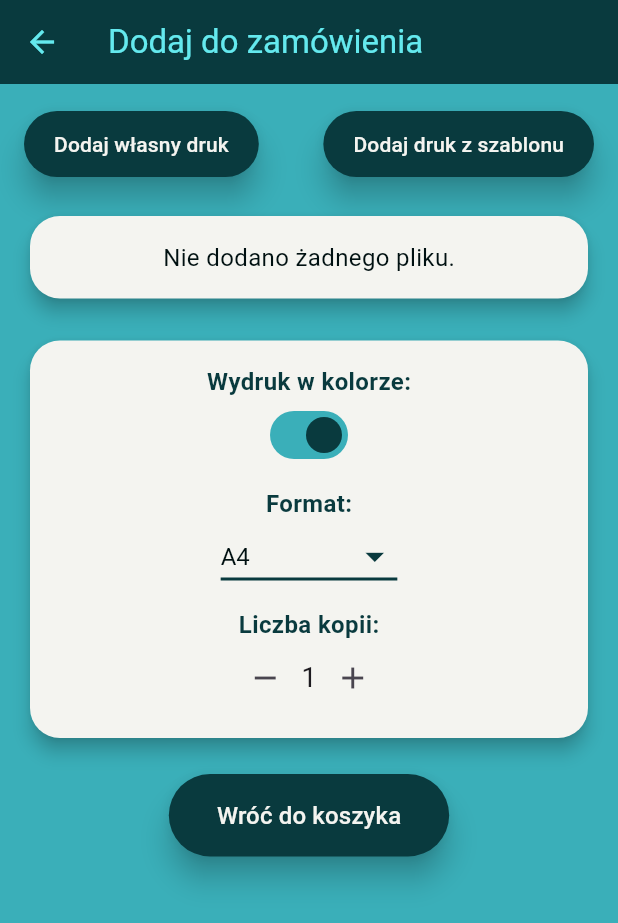
After one commit to qufocdz/DrukomatAPK, a Flutter app: the AddToOrderPage screen opened directly, on a phone screen of 412 x 824 dp. The commit adds this screen. Shown: the top 923 px of the screen. Run offline on Flutter 3.47's test engine with Material 3 defaults, Android fonts, the phone set to English and light mode, and no system bars; our stand-ins replace file_picker, google_maps_flutter; missing offline and left inert: mongo_dart.

Commit message:
troche do dodawania zamowien

```diff
--- /dev/null
+++ b/lib/add_to_order_page.dart
@@ -0,0 +1,291 @@
+import 'package:flutter/material.dart';
+import 'package:file_picker/file_picker.dart';
+import 'globals.dart';
+
+class AddToOrderPage extends StatefulWidget {
+  const AddToOrderPage({Key? key}) : super(key: key);
+
+  @override
+  State<AddToOrderPage> createState() => _AddToOrderPageState();
+}
+
+class _AddToOrderPageState extends State<AddToOrderPage> {
+  String? attachedFileName;
+  bool isColorPrint = true; // Default is color print
+  String selectedFormat = 'A4'; // Default format is A4
+  int numberOfCopies = 1; // Default number of copies
+
+  Future<void> _pickFile() async {
+    try {
+      FilePickerResult? result = await FilePicker.platform.pickFiles();
+
+      if (result != null) {
+        PlatformFile file = result.files.first;
+        setState(() {
+          attachedFileName = file.name;
+        });
+      } else {
+        print("No file picked.");
+      }
+    } catch (e) {
+      print("An error occurred: $e");
+    }
+  }
+
+  // Function to handle changes in number of copies
+  void _changeCopies(bool increase) {
+    setState(() {
+      if (increase) {
+        numberOfCopies++;
+      } else if (numberOfCopies > 1) {
+        numberOfCopies--;
+      }
+    });
+  }
+
+  @override
+  Widget build(BuildContext context) {
+    return Scaffold(
+      backgroundColor: const Color(verdigris), // Background color
+      appBar: AppBar(
+        title: const Text("Dodaj do zamówienia"),
+        backgroundColor: const Color(midnightGreen), // Use midnightGreen
+        foregroundColor: const Color(electricBlue), // Use electricBlue
+      ),
+      body: Padding(
+        padding: const EdgeInsets.all(16.0),
+        child: Column(
+          crossAxisAlignment: CrossAxisAlignment.start,
+          children: [
+            // Buttons at the top
+            Row(
+              mainAxisAlignment: MainAxisAlignment.spaceBetween,
+              children: [
+                ElevatedButton(
+                  onPressed: _pickFile,
+                  style: ElevatedButton.styleFrom(
+                    backgroundColor:
+                        const Color(midnightGreen), // Button background color
+                    foregroundColor: const Color(beige), // Button text color
+                    padding: const EdgeInsets.symmetric(
+                        horizontal: 20, vertical: 12),
+                    shape: RoundedRectangleBorder(
+                      borderRadius:
+                          BorderRadius.circular(25), // More rounded corners
+                    ),
+                    elevation: 8, // Elevated shadow for better depth
+                  ),
+                  child: const Text(
+                    "Dodaj własny druk",
+                    style: TextStyle(fontSize: 14), // Smaller font size
+                  ),
+                ),
+                ElevatedButton(
+                  onPressed: () {
+                    // Does nothing for now
+                  },
+                  style: ElevatedButton.styleFrom(
+                    backgroundColor:
+                        const Color(midnightGreen), // Button background color
+                    foregroundColor: const Color(beige), // Button text color
+                    padding: const EdgeInsets.symmetric(
+                        horizontal: 20, vertical: 12),
+                    shape: RoundedRectangleBorder(
+                      borderRadius:
+                          BorderRadius.circular(25), // More rounded corners
+                    ),
+                    elevation: 8, // Elevated shadow for better depth
+                  ),
+                  child: const Text(
+                    "Dodaj druk z szablonu",
+                    style: TextStyle(fontSize: 14), // Smaller font size
+                  ),
+                ),
+              ],
+            ),
+            const SizedBox(height: 20),
+
+            // Placeholder for attached file display
+            Card(
+              elevation: 5,
+              color: const Color(beige),
+              shape: RoundedRectangleBorder(
+                borderRadius: BorderRadius.circular(20),
+              ),
+              child: Container(
+                padding: const EdgeInsets.all(16.0),
+                child: attachedFileName != null
+                    ? Column(
+                        crossAxisAlignment: CrossAxisAlignment.start,
+                        children: [
+                          const Text(
+                            "Załączony plik:",
+                            style: TextStyle(
+                              fontSize: 16,
+                              fontWeight: FontWeight.bold,
+                              color: Color(midnightGreen),
+                            ),
+                          ),
+                          const SizedBox(height: 10),
+                          Text(
+                            attachedFileName!,
+                            style: const TextStyle(
+                              fontSize: 14,
+                              color: Color(richBlack),
+                            ),
+                          ),
+                        ],
+                      )
+                    : const Center(
+                        child: Text(
+                          "Nie dodano żadnego pliku.",
+                          style: TextStyle(
+                            fontSize: 16,
+                            color: Color(richBlack),
+                          ),
+                        ),
+                      ),
+              ),
+            ),
+            const SizedBox(height: 20),
+
+            // Print settings card
+            Card(
+              elevation: 5,
+              color: const Color(beige),
+              shape: RoundedRectangleBorder(
+                borderRadius: BorderRadius.circular(20),
+              ),
+              child: Padding(
+                padding: const EdgeInsets.all(16.0),
+                child: Column(
+                  children: [
+                    // Color or Black & White option
+                    const Text(
+                      "Wydruk w kolorze:",
+                      style: TextStyle(
+                        fontSize: 16,
+                        fontWeight: FontWeight.bold,
+                        color: Color(midnightGreen),
+                      ),
+                    ),
+
+                    Switch(
+                      value: isColorPrint,
+                      onChanged: (bool value) {
+                        setState(() {
+                          isColorPrint = value;
+                        });
+                      },
+                      activeColor: const Color(midnightGreen),
+                      activeTrackColor: const Color(verdigris), // Active color
+                      inactiveThumbColor:
+                          const Color(richBlack), // Inactive thumb color
+                      inactiveTrackColor:
+                          const Color(beige), // Inactive track color
+                    ),
+
+                    const SizedBox(height: 10),
+
+                    // Format selection (A4, A3, Photo Paper)
+                    const Text(
+                      "Format:",
+                      style: TextStyle(
+                        fontSize: 16,
+                        fontWeight: FontWeight.bold,
+                        color: Color(midnightGreen),
+                      ),
+                    ),
+                    DropdownButton<String>(
+                      value: selectedFormat,
+                      onChanged: (String? newValue) {
+                        setState(() {
+                          selectedFormat = newValue!;
+                        });
+                      },
+                      items: <String>['A4', 'A3', 'Photo Paper']
+                          .map<DropdownMenuItem<String>>((String value) {
+                        return DropdownMenuItem<String>(
+                          value: value,
+                          child: Text(value),
+                        );
+                      }).toList(),
+                      style: const TextStyle(
+                        fontSize: 16,
+                        color: Color(richBlack),
+                      ),
+                      iconEnabledColor:
+                          const Color(midnightGreen), // Green icon color
+                      iconSize: 30,
+                      underline: Container(
+                        height: 2,
+                        color: const Color(midnightGreen), // Green underline
+                      ),
+                    ),
+                    const SizedBox(height: 10),
+
+                    // Number of copies counter
+                    const Text(
+                      "Liczba kopii:",
+                      style: TextStyle(
+                        fontSize: 16,
+                        fontWeight: FontWeight.bold,
+                        color: Color(midnightGreen),
+                      ),
+                    ),
+                    Row(
+                      mainAxisAlignment: MainAxisAlignment.center,
+                      children: [
+                        IconButton(
+                          icon: const Icon(Icons.remove),
+                          onPressed: () => _changeCopies(false),
+                        ),
+                        Text(
+                          '$numberOfCopies',
+                          style: const TextStyle(fontSize: 18),
+                        ),
+                        IconButton(
+                          icon: const Icon(Icons.add),
+                          onPressed: () => _changeCopies(true),
+                        ),
+                      ],
+                    ),
+                  ],
+                ),
+              ),
+            ),
+            const SizedBox(height: 20),
+
+            // Button to go back to the OrderingPage
+            Center(
+              child: ElevatedButton(
+                onPressed: () {
+                  Navigator.of(context).pop({
+                    'file': attachedFileName,
+                    'isColorPrint': isColorPrint,
+                    'format': selectedFormat,
+                    'copies': numberOfCopies,
+                  });
+                },
+                style: ElevatedButton.styleFrom(
+                  backgroundColor: const Color(midnightGreen),
+                  foregroundColor: const Color(beige),
+                  padding:
+                      const EdgeInsets.symmetric(horizontal: 32, vertical: 16),
+                  shape: RoundedRectangleBorder(
+                    borderRadius: BorderRadius.circular(30),
+                  ),
+                  elevation: 8,
+                ),
+                child: const Text(
+                  "Wróć do koszyka",
+                  style: TextStyle(fontSize: 16),
+                ),
+              ),
+            ),
+          ],
+        ),
+      ),
+    );
+  }
+}
--- a/lib/globals.dart
+++ b/lib/globals.dart
@@ -1,7 +1,11 @@
 library globals;
 
-Map<String,dynamic>? user;
+const MONGO_URL =
+    "mongodb+srv://272796:drukomatdawid@users.tmgbk.mongodb.net/test?retryWrites=true&w=majority";
+const COLLECTION_USER = "User";
+const COLLECTION_DRUKOMAT = "drukomats";
 bool loggedIn = false;
+Map<String, dynamic>? user;
 const int richBlack = 0xFF001011;
 const int midnightGreen = 0xFF093A3E;
 const int verdigris = 0xFF3AAFB9;
--- a/pubspec.yaml
+++ b/pubspec.yaml
@@ -36,6 +36,7 @@ dependencies:
   cupertino_icons: ^1.0.8
   google_maps_flutter: ^2.10.0
   mongo_dart: ^0.10.3
+  file_picker: ^5.2.2
 
 dev_dependencies:
   flutter_test:
```
Also changed, not shown: lib/login_page.dart (+9 -12 lines), lib/mongodb.dart (+29 -7 lines), lib/ordering_page.dart (+61 -52 lines), pubspec.lock.
